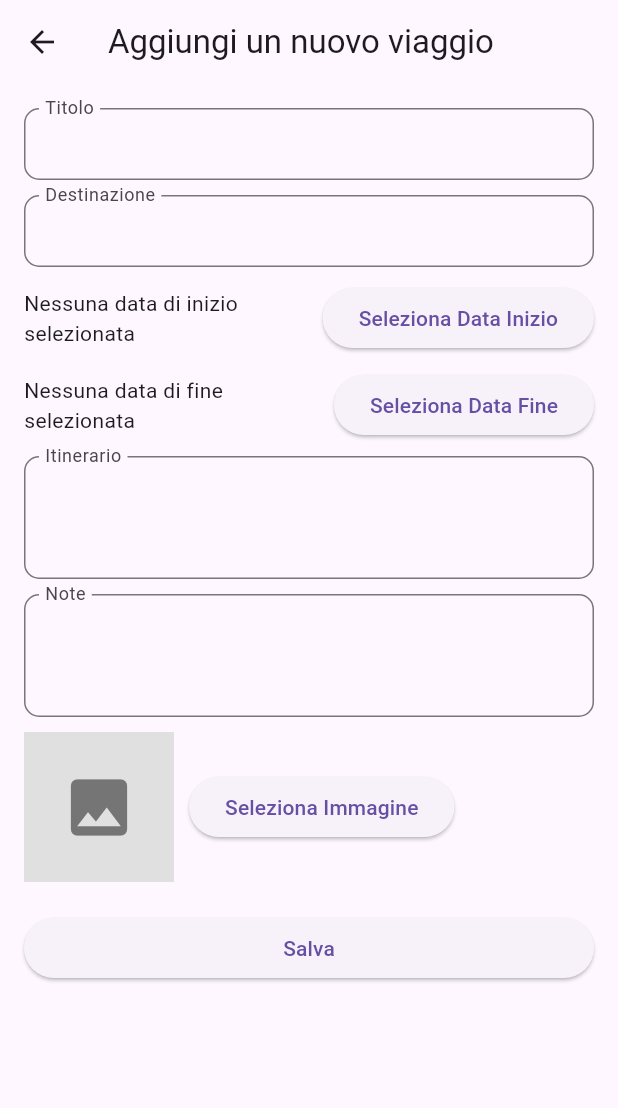
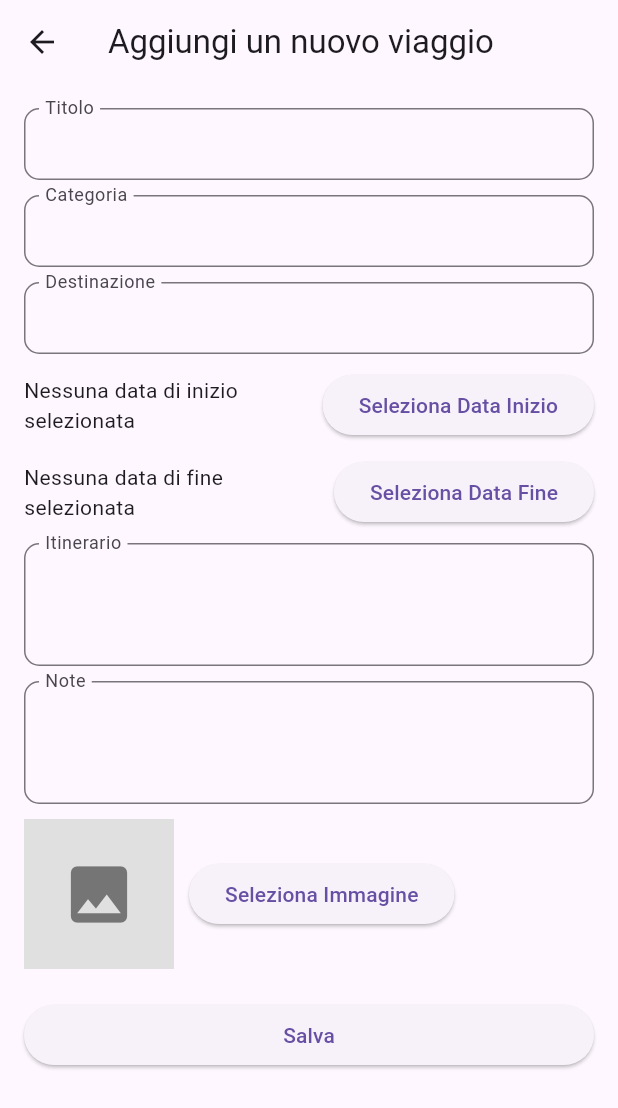
Before and after one commit to SalvatoreFTartaglione/mobile_project_14, a Flutter app: the AddModifyTripScreen screen opened directly, after a tap on "Salva", on a phone screen of 412 x 824 dp. Shown: the top 1108 px of the screen. Run offline on Flutter 3.47's test engine with Material 3 defaults, Android fonts, the phone set to English and light mode, and no system bars; our stand-ins replace fl_chart, image_picker, sqflite; accounts and stored records are empty.

Commit message:
aggiunta colonna categora a viaggio;

```diff
--- a/lib/database/database_helper.dart
+++ b/lib/database/database_helper.dart
@@ -33,6 +33,7 @@ class DatabaseHelper {
         data_fine DATE NOT NULL,
         destinazione INTEGER NOT NULL,
         note TEXT NOT NULL,
+        categoria TEXT NOT NULL,
         FOREIGN KEY(destinazione) REFERENCES destinazione(id_destinazione)
       );
     ''');
@@ -89,6 +90,11 @@ class DatabaseHelper {
       viaggio.toMap(),
       conflictAlgorithm: ConflictAlgorithm.replace,
     );
+
+    List <Map<String, dynamic>> results = await db.query(
+      'viaggio'
+    );
+    print(results);
   }
 
   Future<void> insertFoto(foto foto) async {
@@ -183,13 +189,14 @@ class DatabaseHelper {
 
     return List.generate(maps.length, (i) {
       return viaggio(
-        id_viaggio: maps[i]['id_viaggio'] as int,
+        //id_viaggio: maps[i]['id_viaggio'] as int,
         titolo: maps[i]['titolo'] as String,
         data_inizio: DateTime.parse(maps[i]['data_inizio'] as String),
         data_fine: DateTime.parse(maps[i]['data_fine'] as String),
         note: maps[i]['note'] as String,
         itinerario: maps[i]['itinerario'] as String,
-        destinazione: maps[i]['destinazione'] as int,
+        destinazione: maps[i]['destinazione'] as String,
+        categoria: maps[i]['categoria'] as String,
       );
     });
   }
--- a/lib/database/viaggio.dart
+++ b/lib/database/viaggio.dart
@@ -1,50 +1,55 @@
 import 'package:intl/intl.dart';
 
 class viaggio {
-  final int id_viaggio;
+  //final int id_viaggio;
   final String titolo;
   final DateTime data_inizio;
   final DateTime data_fine;
   final String note;
   final String itinerario;
-  final int destinazione;
+  final String destinazione;
+  final String categoria;
 
   viaggio({
-    required this.id_viaggio,
+    //required this.id_viaggio,
     required this.titolo,
     required this.data_inizio,
     required this.data_fine,
     required this.note,
     required this.itinerario,
     required this.destinazione,
+    required this.categoria,
   });
 
   factory viaggio.fromMap(Map<String, dynamic> map) {
     return viaggio(
-      id_viaggio: map['id_viaggio'],
+      //id_viaggio: map['id_viaggio'],
       titolo: map['titolo'],
       itinerario: map['itinerario'],
       data_inizio: DateTime.parse(map['data_inizio']),
       data_fine: DateTime.parse(map['data_fine']),
       note: map['note'],
       destinazione: map['destinazione'],
+      categoria: map['categoria'],
     );
   }
 
   Map<String, dynamic> toMap() {
     return {
-      'id_viaggio': id_viaggio,
+      //'id_viaggio': id_viaggio,
       'titolo': titolo,
       'itinerario': itinerario,
       'data_inizio': DateFormat('yyyy-MM-dd').format(data_inizio),
       'data_fine': DateFormat('yyyy-MM-dd').format(data_fine),
       'note': note,
       'destinazione': destinazione,
+      'categoria': categoria,
     };
   }
 
   @override
   String toString() {
-    return 'Viaggio{id_viaggio: $id_viaggio, titolo: $titolo, data_inizio: $data_inizio, data_fine: $data_fine, note: $note, itinerario: $itinerario, destinazione: $destinazione}';
+    //return 'Viaggio{id_viaggio: $id_viaggio, titolo: $titolo, data_inizio: $data_inizio, data_fine: $data_fine, note: $note, itinerario: $itinerario, destinazione: $destinazione}';
+    return 'Viaggio{titolo: $titolo, data_inizio: $data_inizio, data_fine: $data_fine, note: $note, itinerario: $itinerario, destinazione: $destinazione, categoria: $categoria}';
   }
 }
--- a/lib/screens/add_&_modify_trip.dart
+++ b/lib/screens/add_&_modify_trip.dart
@@ -23,8 +23,7 @@ class _TripEditScreenState extends State<TripEditScreen> {
       appBar: AppBar(
         title: Text(widget.trip != null ? 'Modifica il tuo viaggio' : 'Aggiungi un nuovo viaggio'),
       ),
-      body: SingleChildScrollView(
-        child: Padding(
+      body: Padding(
         padding: const EdgeInsets.all(16.0),
         child: Column(
           crossAxisAlignment: CrossAxisAlignment.stretch,
@@ -84,7 +83,6 @@ class _TripEditScreenState extends State<TripEditScreen> {
           ],
         ),
       ),
-      ),
     );
   }
 }
@@ -102,6 +100,7 @@ class AddModifyTripScreen extends StatefulWidget {
 class _AddModifyTripScreenState extends State<AddModifyTripScreen> {
   final _formKey = GlobalKey<FormState>();
   late TextEditingController _titleController;
+  late TextEditingController _categoryController;
   late TextEditingController _destinationController;
   late TextEditingController _itineraryController;
   late TextEditingController _notesController;
@@ -116,6 +115,7 @@ void initState() {
   _destinationController = TextEditingController(text: widget.trip?.destination ?? '');
   _itineraryController = TextEditingController(text: widget.trip?.itinerary ?? '');
   _notesController = TextEditingController(text: widget.trip?.notes ?? '');
+  _categoryController = TextEditingController(text: widget.trip?.category ?? ''); // Initialize here
   _datestart = widget.trip?.date;
 }
 
@@ -125,8 +125,10 @@ void dispose() {
   _destinationController.dispose();
   _itineraryController.dispose();
   _notesController.dispose();
+  _categoryController.dispose(); // Dispose here
   super.dispose();
 }
+
 
   Future<void> _pickStartDate() async {
   DateTime? picked = await showDatePicker(
@@ -174,24 +176,44 @@ Future<void> _pickEndDate() async {
   }
 }
 
-  void _saveForm() {
+    void _saveForm() async {
   if (_formKey.currentState!.validate()) {
     _formKey.currentState!.save();
     // Logica per salvare o aggiornare il viaggio
     String title = _titleController.text;
+    DateTime datainizio = _datestart!;
+    DateTime datafine = _dateend!;
     String destination = _destinationController.text;
     String itinerary = _itineraryController.text;
     String notes = _notesController.text;
+    String category = _categoryController.text;
+
     print('Titolo: $title');
     print('Destinazione: $destination');
-      print('Data inizio: ${_datestart != null ? DateFormat('dd MMM yyyy').format(_datestart!) : 'N/A'}');
-      print('Data fine: ${_dateend != null ? DateFormat('dd MMM yyyy').format(_dateend!) : 'N/A'}');
+    print('Data inizio: ${DateFormat('dd MMM yyyy').format(datainizio)}');
+    print('Data fine: ${DateFormat('dd MMM yyyy').format(datafine)}');
     print('Itinerario: $itinerary');
     print('Note: $notes');
+    print('Categoria: $category');
     print('Immagine: ${_imageFile != null ? _imageFile!.path : 'N/A'}');
+
     final db = DatabaseHelper.instance;
-      //viaggio v = viaggio(titolo: title);
-      //db.insertViaggio(v)
+    viaggio v = viaggio(
+      titolo: title,
+      data_inizio: datainizio,
+      data_fine: datafine,
+      note: notes,
+      itinerario: itinerary,
+      destinazione: destination,
+      categoria: category,
+    );
+
+    try {
+      await db.insertViaggio(v);
+      print('Viaggio salvato con successo');
+    } catch (e) {
+      print('Errore durante il salvataggio del viaggio: $e');
+    }
   }
 }
 
@@ -212,6 +234,11 @@ Future<void> _pickEndDate() async {
               _buildInputDecorator(
                 labelText: 'Titolo',
                 controller: _titleController,
+              ),
+              SizedBox(height: 10),
+              _buildInputDecorator(
+              labelText: 'Categoria', // Add this for category
+              controller: _categoryController, // Use the category controller
               ),
               SizedBox(height: 10),
               _buildInputDecorator(
--- a/lib/screens/trip_detail_screen.dart
+++ b/lib/screens/trip_detail_screen.dart
@@ -61,7 +61,7 @@ class _TripDetailScreenState extends State<TripDetailScreen> {
                 trailing: IconButton(
                   icon: const Icon(Icons.delete),
                   onPressed: () async {
-                    await DatabaseHelper.instance.deleteViaggio(viaggio.id_viaggio);
+                    //await DatabaseHelper.instance.deleteViaggio(viaggio.id_viaggio);
                     _refreshViaggi();
                   },
                 ),
```
Lines whose indentation alone changed are shown as unchanged.
